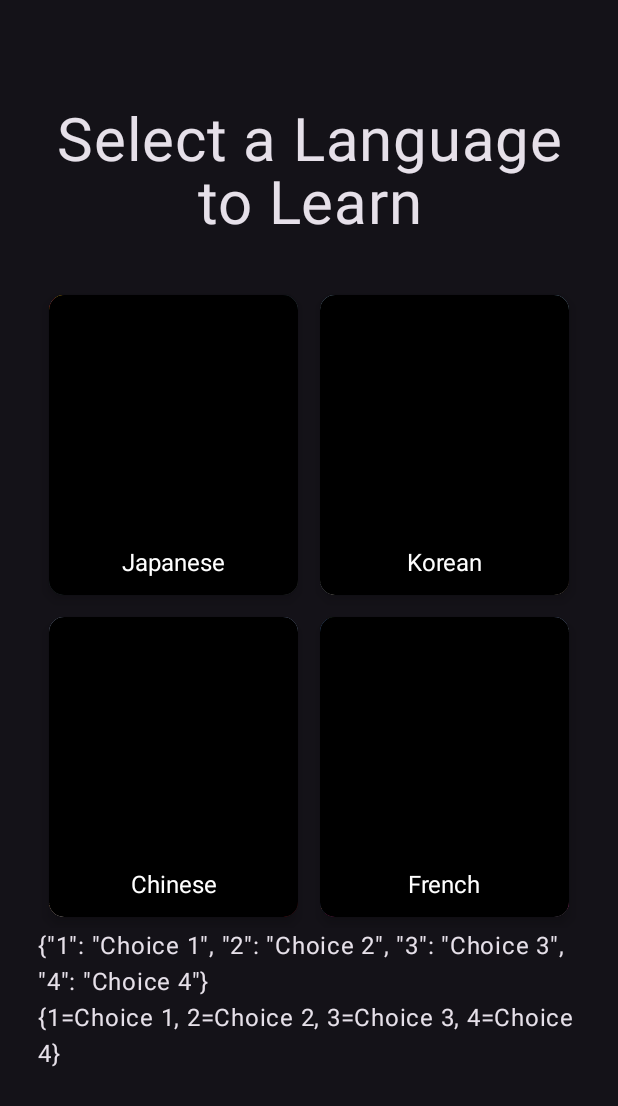
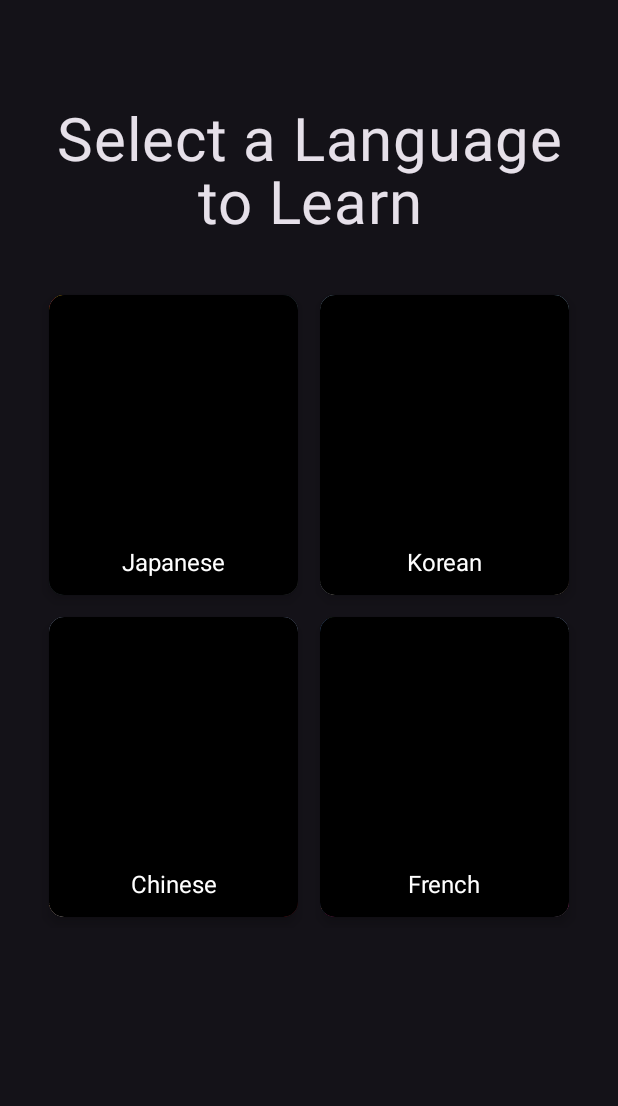
Before and after one commit to stellatedicosahedron/language-learner, an Android app built with Jetpack Compose: the screen it shows after launch (MainActivity), on a phone screen of 412 x 824 dp. Shown: the top 1106 px of the screen. Run offline under Robolectric (Android 15) with nearby library versions, the light colour scheme and no system bars.

Commit message:
Added comments for functions

```diff
--- a/frontend/app/src/main/java/com/example/languagelearner/ui/LanguageSelectScreen.kt
+++ b/frontend/app/src/main/java/com/example/languagelearner/ui/LanguageSelectScreen.kt
@@ -35,6 +35,15 @@ import com.example.languagelearner.ui.theme.LanguageLearnerTheme
 import kotlinx.serialization.json.Json
 import kotlinx.serialization.json.JsonElement
 
+/*
+ *  A composable function for displaying the Language Selection
+ *  page in the application.
+ *
+ *  Displays a list of languages; Japanese, Korean, Chinese, and
+ *  French are the defaults.
+ *
+ *  Routes to the Quiz Selection page upon selecting a language.
+ */
 @Composable
 fun LanguageSelectScreen(
     modifier: Modifier = Modifier,
@@ -92,16 +101,13 @@ fun LanguageSelectScreen(
                 )
             }
         }
-        val test = "{'1': 'Choice 1', '2': 'Choice 2', '3': 'Choice 3', '4': 'Choice 4'}"
-            .replace("'", "\"")
-        val testMap: Map<String, String> = Json.decodeFromString(test)
-        Text(test)
-        Text(testMap.toString())
     }
 }
 
-// creates an image card
-// arguments are an image, description, title, and modifier
+/*
+ *  A composable function for creating an Image Card to
+ *  display a language's name and its associated image.
+ */
 @Composable
 fun ImageCard(
     shortLang: String,
@@ -157,11 +163,8 @@ fun ImageCard(
 
 @Preview
 @Composable
-fun LangSelectPreview(
-
-) {
+fun LangSelectPreview() {
     LanguageLearnerTheme(darkTheme = true) { LanguageSelectScreen (
         onLangSelectClick = { }
     ) }
-
 }
--- a/frontend/app/src/main/java/com/example/languagelearner/ui/QuestionViewModel.kt
+++ b/frontend/app/src/main/java/com/example/languagelearner/ui/QuestionViewModel.kt
@@ -15,6 +15,11 @@ import kotlinx.serialization.json.Json
 import retrofit2.HttpException
 import java.io.IOException
 
+/*
+ *  A viewmodel mainly used for storing the states used when
+ *  displaying questions. Stores the current quiz, list of
+ *  questions, current question, and current choices.
+ */
 class QuestionViewModel : ViewModel() {
     var currentSelection : Int? by mutableStateOf(null)
 
```
Also changed, not shown: frontend/app/src/main/java/com/example/languagelearner/ui/CreateAccountScreen.kt (+8 -2 lines), frontend/app/src/main/java/com/example/languagelearner/ui/LangViewModel.kt (+7 -1 lines), frontend/app/src/main/java/com/example/languagelearner/ui/LoginScreen.kt (+20 -1 lines), frontend/app/src/main/java/com/example/languagelearner/ui/QuestionScreen.kt (+27 -1 lines).
